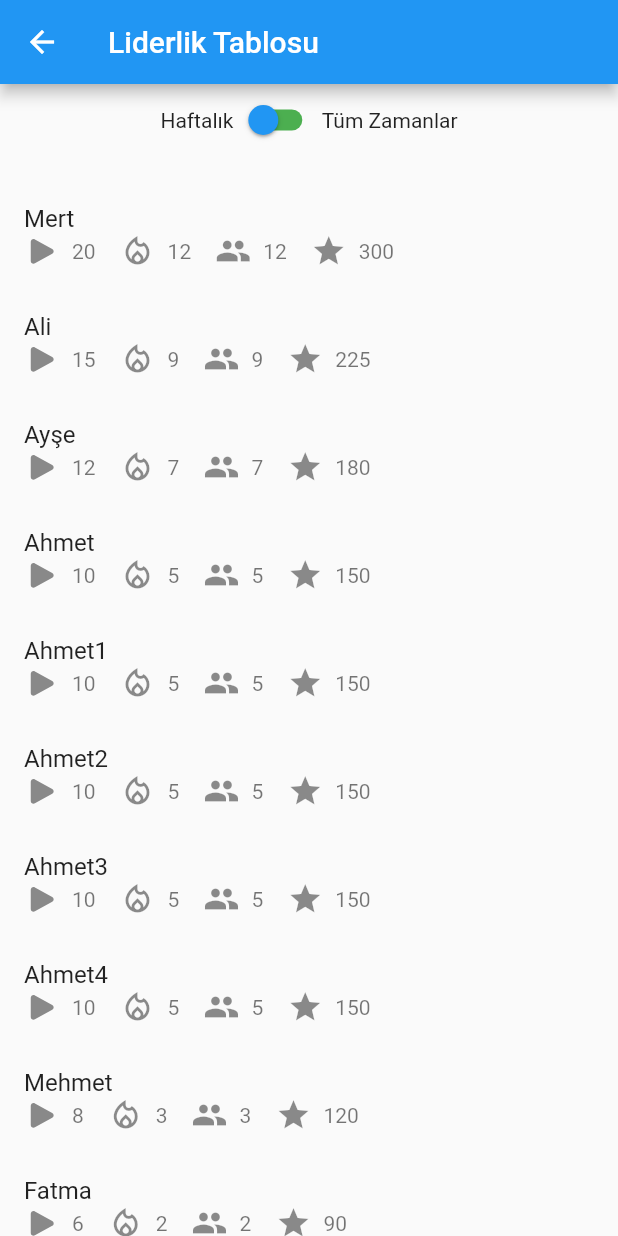
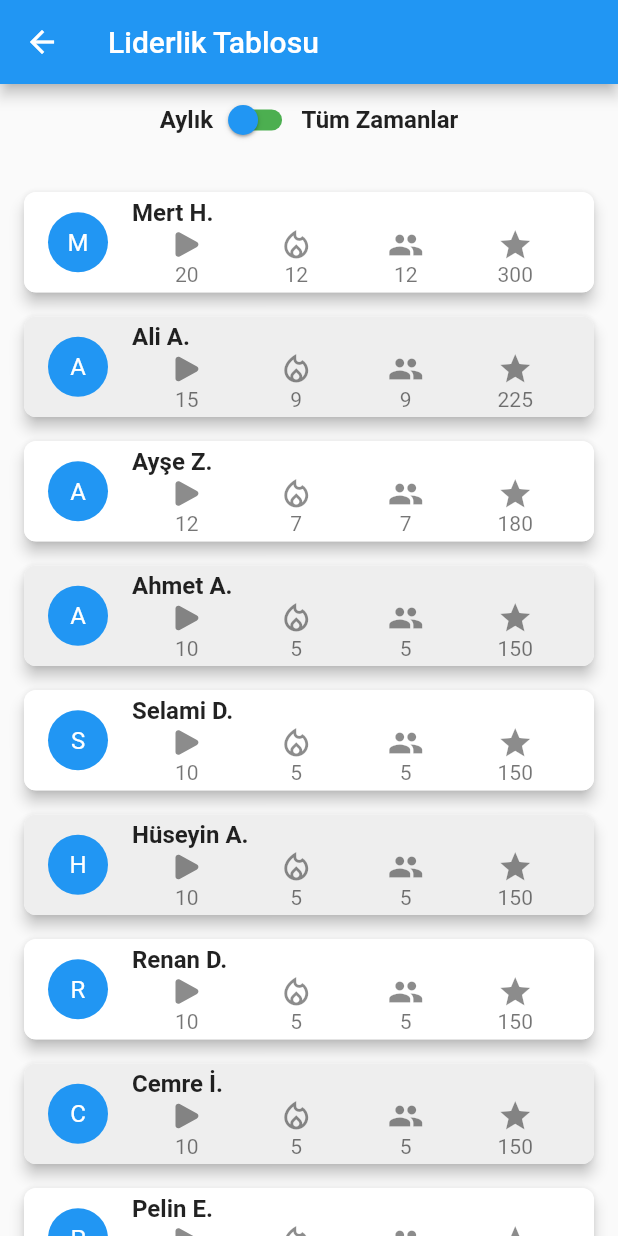
Before and after one commit to huseyinasan/AkademiTakip-AppJam, a Flutter app: the LeaderboardPage screen opened directly, on a phone screen of 412 x 824 dp. Run offline on Flutter 3.47's test engine with Material 2 defaults, Android fonts, the phone set to English and light mode, and no system bars; our stand-ins replace icons_plus, percent_indicator.

Commit message:
Liderlik tablosu updated and panel updated

```diff
--- a/lib/screens/ana_panel.dart
+++ b/lib/screens/ana_panel.dart
@@ -10,6 +10,7 @@ class AnaPanel extends StatefulWidget {
   // ignore: library_private_types_in_public_api
   _AnaPanelState createState() => _AnaPanelState();
 }
+
 //
 class _AnaPanelState extends State<AnaPanel> {
   bool showMonthlyProgress = true;
@@ -119,7 +120,6 @@ class _AnaPanelState extends State<AnaPanel> {
         ),
         leading: const SizedBox(),
         actions: [
-
           Container(
             padding: const EdgeInsets.only(right: 20),
             child: IconButton(
@@ -143,7 +143,7 @@ class _AnaPanelState extends State<AnaPanel> {
             mainAxisAlignment: MainAxisAlignment.center,
             children: [
               const Text(
-                'Bu Ay',
+                'Aylık',
                 style: TextStyle(fontSize: 16, fontWeight: FontWeight.bold),
               ),
               Switch(
@@ -158,7 +158,7 @@ class _AnaPanelState extends State<AnaPanel> {
                 activeTrackColor: Colors.red,
                 inactiveTrackColor: Colors.green,
               ),
-              const Text('Genel',
+              const Text('Tüm Zamanlar',
                   style: TextStyle(fontSize: 16, fontWeight: FontWeight.bold)),
             ],
           ),
--- a/lib/screens/leaderbord.dart
+++ b/lib/screens/leaderbord.dart
@@ -1,6 +1,5 @@
 import 'package:flutter/material.dart';
 import 'package:icons_plus/icons_plus.dart';
-
 
 class User {
   String _username;
@@ -13,7 +12,8 @@ class User {
   late int _aylikPuan;
   late int _alltimePuan;
 
-  User(this._username,
+  User(
+      this._username,
       this._aylikLectureCompletion,
       this._aylikStreak,
       this._aylikSocial,
@@ -23,9 +23,14 @@ class User {
       this._aylikPuan,
       this._alltimePuan);
 
-  User.initialize(this._username, this._aylikLectureCompletion,
-      this._aylikStreak, this._aylikSocial, this._alltimeLectureCompletion,
-      this._alltimeStreak, this._alltimeSocial);
+  User.initialize(
+      this._username,
+      this._aylikLectureCompletion,
+      this._aylikStreak,
+      this._aylikSocial,
+      this._alltimeLectureCompletion,
+      this._alltimeStreak,
+      this._alltimeSocial);
 
   String get username => _username;
 
@@ -66,15 +71,15 @@ class User {
   set alltimePuan(int alltimePuan) => _alltimePuan = alltimePuan;
 
   void aylikpuanAlgorithm(User birey) {
-    birey.aylikPuan =
-        3 * birey.aylikLectureCompletion + 2 * birey.aylikStreak +
+    birey.aylikPuan = 3 * birey.aylikLectureCompletion +
+        2 * birey.aylikStreak +
         10 * birey.aylikSocial;
   }
 
   void alltimepuanAlgorithm(User birey) {
-    birey.alltimePuan =
-        2 * birey.alltimeLectureCompletion + 3 * birey.alltimeStreak +
-            10* birey.alltimeSocial;
+    birey.alltimePuan = 2 * birey.alltimeLectureCompletion +
+        3 * birey.alltimeStreak +
+        10 * birey.alltimeSocial;
   }
 
   void printUseraylikPuan(List<User> users) {
@@ -92,7 +97,6 @@ class User {
 //
 // }
   }
-
 }
 
 class LeaderboardPage extends StatefulWidget {
@@ -101,133 +105,44 @@ class LeaderboardPage extends StatefulWidget {
 }
 
 class _LeaderboardPageState extends State<LeaderboardPage> {
-
   @override
   void initState() {
     super.initState();
-    sortUsersByAylikPuan(users);}
+    sortUsersByAylikPuan(users);
+  }
 
+  User Ahmet = User("Ahmet A.", 10, 5, 7, 100, 50, 70, 150, 1000);
+  User Selami = User("Selami D.", 10, 5, 7, 100, 50, 70, 150, 1000);
+  User Huseyin = User("Hüseyin A.", 10, 5, 7, 100, 50, 70, 150, 1000);
 
-  User Ahmet = User(
-      "Ahmet",
-      10,
-      5,
-      7,
-      100,
-      50,
-      70,
-      150,
-      1000);
-  User Ahmet1 = User(
-      "Ahmet1",
-      10,
-      5,
-      7,
-      100,
-      50,
-      70,
-      150,
-      1000);
-  User Ahmet2 = User(
-      "Ahmet2",
-      10,
-      5,
-      7,
-      100,
-      50,
-      70,
-      150,
-      1000);
+  User Renan = User("Renan D.", 10, 5, 7, 100, 50, 70, 150, 1000);
+  User Cemre = User("Cemre İ.", 10, 5, 7, 100, 50, 70, 150, 1000);
 
-  User Ahmet3 = User(
-      "Ahmet3",
-      10,
-      5,
-      7,
-      100,
-      50,
-      70,
-      150,
-      1000);
-  User Ahmet4 = User(
-      "Ahmet4",
-      10,
-      5,
-      7,
-      100,
-      50,
-      70,
-      150,
-      1000);
+  User Mehmet = User("Pelin E.", 8, 3, 4, 80, 40, 60, 120, 800);
 
+  User Ayse = User("Ayşe Z.", 12, 7, 10, 120, 60, 90, 180, 1200);
 
-  User Mehmet = User(
-      "Mehmet",
-      8,
-      3,
-      4,
-      80,
-      40,
-      60,
-      120,
-      800);
+  User Fatma = User("Fatma Ş.", 6, 2, 2, 60, 30, 45, 90, 600);
 
-  User Ayse = User(
-      "Ayşe",
-      12,
-      7,
-      10,
-      120,
-      60,
-      90,
-      180,
-      1200);
+  User Ali = User("Ali A.", 15, 9, 12, 150, 75, 110, 225, 1500);
 
-  User Fatma = User(
-      "Fatma",
-      6,
-      2,
-      2,
-      60,
-      30,
-      45,
-      90,
-      600);
+  User Veli = User("Veli R.", 4, 1, 1, 40, 20, 30, 60, 400);
 
-  User Ali = User(
-      "Ali",
-      15,
-      9,
-      12,
-      150,
-      75,
-      110,
-      225,
-      1500);
+  User Mert = User("Mert H.", 20, 12, 15, 200, 100, 150, 300, 2000);
 
-  User Veli = User(
-      "Veli",
-      4,
-      1,
-      1,
-      40,
-      20,
-      30,
-      60,
-      400);
-
-  User Mert = User(
-      "Mert",
-      20,
-      12,
-      15,
-      200,
-      100,
-      150,
-      300,
-      2000);
-
-  late final List<User> users = [Ahmet, Mehmet, Ayse, Fatma, Ali, Veli, Mert,Ahmet1,Ahmet2,Ahmet3,Ahmet4];
+  late final List<User> users = [
+    Ahmet,
+    Mehmet,
+    Ayse,
+    Fatma,
+    Ali,
+    Veli,
+    Mert,
+    Selami,
+    Huseyin,
+    Renan,
+    Cemre
+  ];
 
   // users.sort((a, b) => b.alltimepuanAlgorithm.compareTo(a.aylikPuan));
   bool isAllTimeSelected = false;
@@ -238,8 +153,8 @@ class _LeaderboardPageState extends State<LeaderboardPage> {
   void sortUsersByAlltimePuan(List<User> users) {
     users.sort((a, b) => b.alltimePuan.compareTo(a.alltimePuan));
   }
+
   @override
-
   Widget build(BuildContext context) {
     return Scaffold(
       appBar: AppBar(
@@ -250,11 +165,16 @@ class _LeaderboardPageState extends State<LeaderboardPage> {
           Row(
             mainAxisAlignment: MainAxisAlignment.center,
             children: [
-              Text('Haftalık'),
+              Text(
+                'Aylık',
+                style: TextStyle(fontSize: 16, fontWeight: FontWeight.bold),
+              ),
               Switch(
                 value: isAllTimeSelected,
                 onChanged: (value) {
-                  value ? sortUsersByAylikPuan(users):sortUsersByAlltimePuan(users) ;
+                  value
+                      ? sortUsersByAylikPuan(users)
+                      : sortUsersByAlltimePuan(users);
                   setState(() {
                     isAllTimeSelected = value;
                   });
@@ -264,7 +184,10 @@ class _LeaderboardPageState extends State<LeaderboardPage> {
                 activeTrackColor: Colors.red,
                 inactiveTrackColor: Colors.green,
               ),
-              Text('Tüm Zamanlar'),
+              Text(
+                'Tüm Zamanlar',
+                style: TextStyle(fontSize: 16, fontWeight: FontWeight.bold),
+              ),
             ],
           ),
           SizedBox(height: 16.0),
@@ -272,43 +195,75 @@ class _LeaderboardPageState extends State<LeaderboardPage> {
             child: ListView.builder(
               itemCount: users.length,
               itemBuilder: (BuildContext context, int index) {
-                return Material(
+                return Container(
+                  margin:
+                      const EdgeInsets.symmetric(vertical: 8, horizontal: 16),
+                  child: Material(
+                    elevation: 4,
+                    borderRadius: BorderRadius.circular(8),
                     child: ListTile(
-                    title: Text(users[index].username),
+                      shape: RoundedRectangleBorder(
+                          borderRadius: BorderRadius.circular(8)),
+                      tileColor:
+                          index % 2 == 0 ? Colors.white : Colors.grey.shade200,
+                      leading: CircleAvatar(
+                        child: Text(users[index].username[0].toUpperCase()),
+                        backgroundColor: Colors.blue,
+                        foregroundColor: Colors.white,
+                      ),
+                      title: Text(
+                        users[index].username,
+                        style: TextStyle(fontWeight: FontWeight.bold),
+                      ),
                       subtitle: Row(
+                        mainAxisAlignment: MainAxisAlignment.spaceAround,
+                        children: [
+                          Column(
+                            crossAxisAlignment: CrossAxisAlignment.center,
                             children: [
                               Icon(HeroIcons.play),
-                        SizedBox(width: 8.0),
                               Text(
                                 isAllTimeSelected
                                     ? '${users[index].alltimeLectureCompletion}'
                                     : '${users[index].aylikLectureCompletion}',
                               ),
-                        SizedBox(width: 16.0),
+                            ],
+                          ),
+                          Column(
+                            crossAxisAlignment: CrossAxisAlignment.center,
+                            children: [
                               Icon(Icons.local_fire_department_outlined),
-                        SizedBox(width: 8.0),
                               Text(
                                 isAllTimeSelected
                                     ? '${users[index].alltimeStreak}'
                                     : '${users[index].aylikStreak}',
                               ),
-                        SizedBox(width: 16.0),
+                            ],
+                          ),
+                          Column(
+                            crossAxisAlignment: CrossAxisAlignment.center,
+                            children: [
                               Icon(Icons.people),
-                        SizedBox(width: 8.0),
                               Text(
                                 isAllTimeSelected
                                     ? '${users[index].alltimeSocial}'
                                     : '${users[index].aylikStreak}',
                               ),
-                        SizedBox(width: 16.0),
+                            ],
+                          ),
+                          Column(
+                            crossAxisAlignment: CrossAxisAlignment.center,
+                            children: [
                               Icon(Icons.star),
-                        SizedBox(width: 8.0),
                               Text(
                                 isAllTimeSelected
                                     ? '${users[index].alltimePuan}'
                                     : '${users[index].aylikPuan}',
                               ),
                             ],
+                          ),
+                        ],
+                      ),
                     ),
                   ),
                 );
```
Lines whose indentation alone changed are shown as unchanged.
